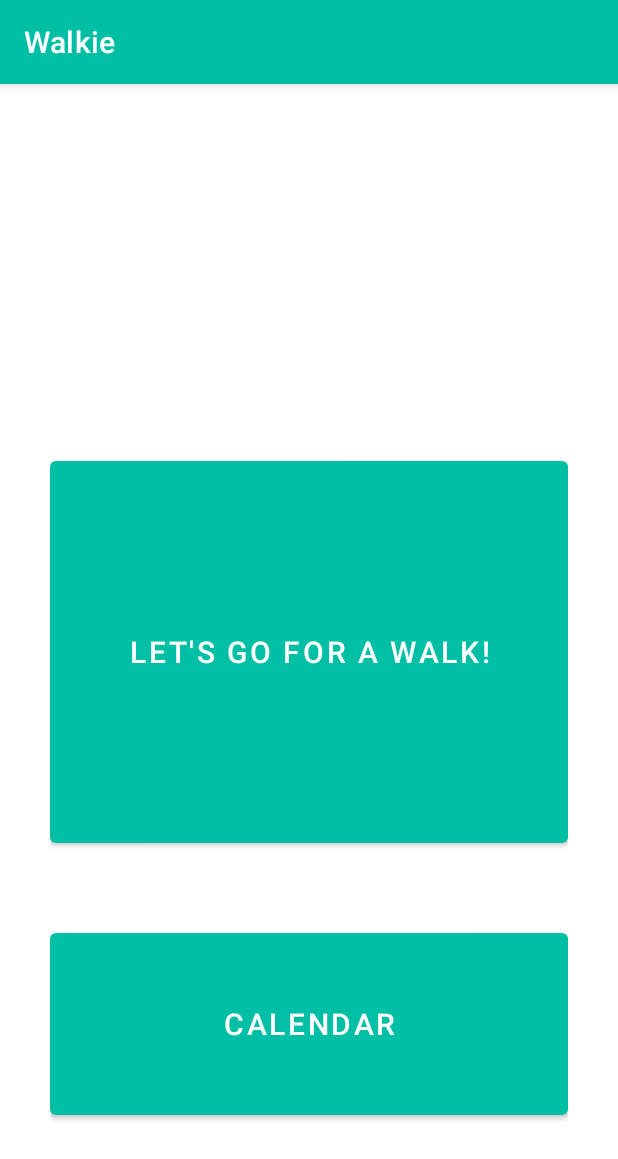
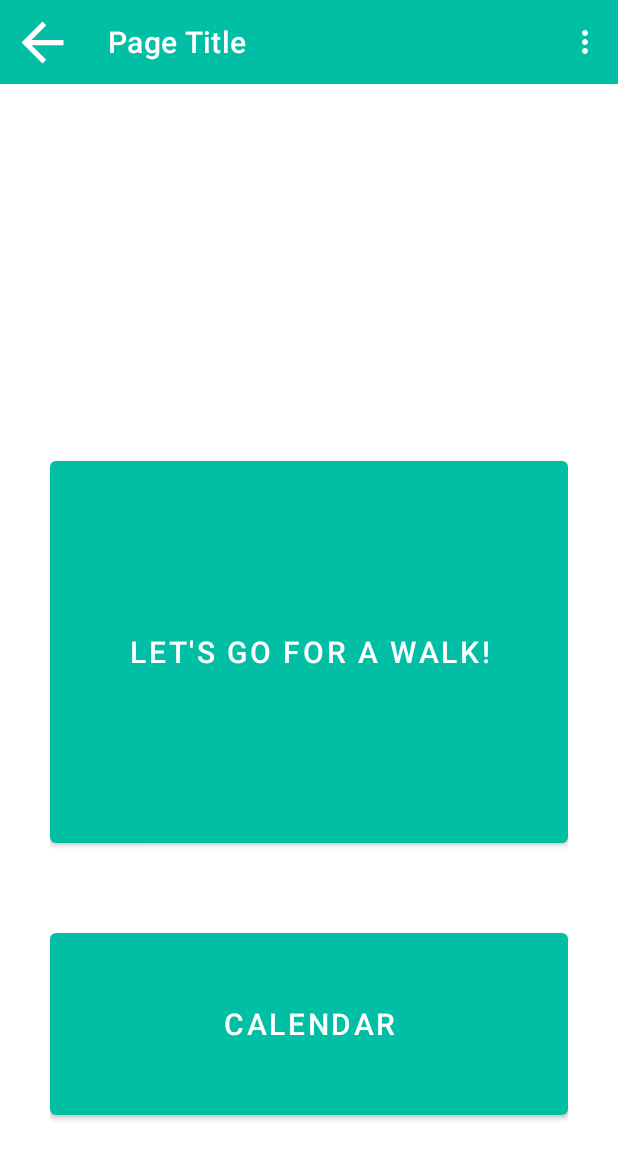
Before and after one commit to soziele/walkie, an Android app: the screen it shows after launch (MainActivity), on a phone screen of 412 x 824 dp. Shown: the top 1159 px of the screen. Run offline under Robolectric (Android 15) with nearby library versions, the phone set to English and light mode, and no system bars; our stand-ins replace Room's generated code.

Commit message:
Added top app bar with dropdown menu

```diff
--- a/app/build.gradle
+++ b/app/build.gradle
@@ -49,20 +49,20 @@ dependencies {
     implementation "org.jetbrains.kotlin:kotlin-stdlib:$kotlin_version"
     implementation 'androidx.core:core-ktx:1.3.2'
     implementation 'androidx.appcompat:appcompat:1.2.0'
-    implementation 'com.google.android.material:material:1.2.1'
+    implementation 'com.google.android.material:material:1.3.0'
     implementation 'com.google.android.gms:play-services-maps:17.0.0'
     implementation 'androidx.constraintlayout:constraintlayout:2.0.4'
-    implementation 'androidx.navigation:navigation-fragment-ktx:2.3.2'
-    implementation 'androidx.navigation:navigation-ui-ktx:2.3.2'
+    implementation 'androidx.navigation:navigation-fragment-ktx:2.3.3'
+    implementation 'androidx.navigation:navigation-ui-ktx:2.3.3'
     implementation 'androidx.legacy:legacy-support-v4:1.0.0'
-    testImplementation 'junit:junit:4.+'
+    testImplementation 'junit:junit:4.13.2'
     androidTestImplementation 'androidx.test.ext:junit:1.1.2'
     androidTestImplementation 'androidx.test.espresso:espresso-core:3.3.0'
     implementation 'com.github.malikdawar:drawroute:1.3'
     implementation 'io.reactivex.rxjava3:rxandroid:3.0.0'
-    implementation 'com.google.android.gms:play-services-location:11.8.0'
+    implementation 'com.google.android.gms:play-services-location:17.1.0'
     annotationProcessor 'androidx.room:room-compiler:2.2.6'
-    implementation 'com.google.code.gson:gson:2.8.5'
+    implementation 'com.google.code.gson:gson:2.8.6'
 
     //room
     def room_version = "2.2.5"
--- /dev/null
+++ b/app/src/main/java/com/example/walkie/AppBarFragment.kt
@@ -0,0 +1,59 @@
+package com.example.walkie
+
+import android.os.Bundle
+import androidx.fragment.app.Fragment
+import android.view.LayoutInflater
+import android.view.View
+import android.view.ViewGroup
+
+// TODO: Rename parameter arguments, choose names that match
+// the fragment initialization parameters, e.g. ARG_ITEM_NUMBER
+private const val ARG_PARAM1 = "param1"
+private const val ARG_PARAM2 = "param2"
+
+/**
+ * A simple [Fragment] subclass.
+ * Use the [AppBarFragment.newInstance] factory method to
+ * create an instance of this fragment.
+ */
+class AppBarFragment : Fragment() {
+    // TODO: Rename and change types of parameters
+    private var param1: String? = null
+    private var param2: String? = null
+
+    override fun onCreate(savedInstanceState: Bundle?) {
+        super.onCreate(savedInstanceState)
+        arguments?.let {
+            param1 = it.getString(ARG_PARAM1)
+            param2 = it.getString(ARG_PARAM2)
+        }
+    }
+
+    override fun onCreateView(
+        inflater: LayoutInflater, container: ViewGroup?,
+        savedInstanceState: Bundle?
+    ): View? {
+        // Inflate the layout for this fragment
+        return inflater.inflate(R.layout.fragment_app_bar, container, false)
+    }
+
+    companion object {
+        /**
+         * Use this factory method to create a new instance of
+         * this fragment using the provided parameters.
+         *
+         * @param param1 Parameter 1.
+         * @param param2 Parameter 2.
+         * @return A new instance of fragment AppBar.
+         */
+        // TODO: Rename and change types and number of parameters
+        @JvmStatic
+        fun newInstance(param1: String, param2: String) =
+            AppBarFragment().apply {
+                arguments = Bundle().apply {
+                    putString(ARG_PARAM1, param1)
+                    putString(ARG_PARAM2, param2)
+                }
+            }
+    }
+}
--- /dev/null
+++ b/app/src/main/res/drawable/ic_back_arrow.xml
@@ -0,0 +1,11 @@
+<?xml version="1.0" encoding="utf-8"?>
+<vector xmlns:android="http://schemas.android.com/apk/res/android"
+    android:width="42dp"
+    android:height="42dp"
+    android:viewportWidth="18.0"
+    android:viewportHeight="18.0">
+
+    <path
+        android:fillColor="@android:color/white"
+        android:pathData="M15 8.25H5.87l4.19-4.19L9 3 3 9l6 6 1.06-1.06-4.19-4.19H15v-1.5z" />
+</vector>
--- /dev/null
+++ b/app/src/main/res/drawable/ic_more.xml
@@ -0,0 +1,11 @@
+<?xml version="1.0" encoding="utf-8"?>
+<vector xmlns:android="http://schemas.android.com/apk/res/android"
+    android:width="16dp"
+    android:height="16dp"
+    android:viewportWidth="16.0"
+    android:viewportHeight="16.0">
+
+    <path
+        android:fillColor="@android:color/white"
+        android:pathData="M9 5.5c.83 0 1.5-.67 1.5-1.5S9.83 2.5 9 2.5 7.5 3.17 7.5 4 8.17 5.5 9 5.5zm0 2c-.83 0-1.5.67-1.5 1.5s.67 1.5 1.5 1.5 1.5-.67 1.5-1.5S9.83 7.5 9 7.5zm0 5c-.83 0-1.5.67-1.5 1.5s.67 1.5 1.5 1.5 1.5-.67 1.5-1.5-.67-1.5-1.5-1.5z" />
+</vector>
--- a/app/src/main/res/layout/activity_main.xml
+++ b/app/src/main/res/layout/activity_main.xml
@@ -7,15 +7,24 @@
     tools:context=".view.MainActivity">
 
     <fragment
+        android:id="@+id/app_bar_fragment"
+        android:name="com.example.walkie.AppBarFragment"
+        android:layout_width="0dp"
+        android:layout_height="wrap_content"
+        app:layout_constraintEnd_toEndOf="parent"
+        app:layout_constraintStart_toStartOf="parent"
+        app:layout_constraintTop_toTopOf="parent" />
+
+    <fragment
         android:id="@+id/nav_host_fragment"
         android:name="androidx.navigation.fragment.NavHostFragment"
-        android:layout_width="fill_parent"
-        android:layout_height="fill_parent"
+        android:layout_width="0dp"
+        android:layout_height="0dp"
+        app:defaultNavHost="true"
         app:layout_constraintBottom_toBottomOf="parent"
         app:layout_constraintEnd_toEndOf="parent"
         app:layout_constraintStart_toStartOf="parent"
-        app:layout_constraintTop_toTopOf="parent"
-        app:defaultNavHost="true"
-        app:navGraph="@navigation/navigation_file"
-   />
+        app:layout_constraintTop_toBottomOf="@+id/app_bar_fragment"
+        app:navGraph="@navigation/navigation_file" />
+
 </androidx.constraintlayout.widget.ConstraintLayout>
--- /dev/null
+++ b/app/src/main/res/layout/fragment_app_bar.xml
@@ -0,0 +1,32 @@
+<?xml version="1.0" encoding="utf-8"?>
+<FrameLayout xmlns:android="http://schemas.android.com/apk/res/android"
+    xmlns:app="http://schemas.android.com/apk/res-auto"
+    xmlns:tools="http://schemas.android.com/tools"
+    android:layout_width="match_parent"
+    android:layout_height="match_parent"
+    tools:context=".AppBarFragment">
+
+    <androidx.coordinatorlayout.widget.CoordinatorLayout
+
+    android:layout_width="match_parent"
+    android:layout_height="match_parent">
+
+    <com.google.android.material.appbar.AppBarLayout
+        android:layout_width="match_parent"
+        android:layout_height="wrap_content">
+
+        <com.google.android.material.appbar.MaterialToolbar
+            android:id="@+id/topAppBar"
+            android:layout_width="match_parent"
+            android:layout_height="?android:attr/actionBarSize"
+            app:title="@string/page_title"
+            app:menu="@menu/top_app_bar"
+            app:navigationIcon="@drawable/ic_back_arrow"
+            style="@style/Widget.MaterialComponents.Toolbar.Primary"
+            />
+
+    </com.google.android.material.appbar.AppBarLayout>
+
+</androidx.coordinatorlayout.widget.CoordinatorLayout>
+
+</FrameLayout>
--- /dev/null
+++ b/app/src/main/res/menu/top_app_bar.xml
@@ -0,0 +1,13 @@
+<?xml version="1.0" encoding="utf-8"?>
+<menu xmlns:android="http://schemas.android.com/apk/res/android">
+
+    <item android:id="@+id/option_1"
+        android:title="@string/option_1" />
+
+    <item android:id="@+id/option_2"
+        android:title="@string/option_2" />
+
+    <item android:id="@+id/option_3"
+        android:title="@string/option_3" />
+
+</menu>
--- a/app/src/main/res/values-night/themes.xml
+++ b/app/src/main/res/values-night/themes.xml
@@ -1,6 +1,6 @@
 <resources xmlns:tools="http://schemas.android.com/tools">
     <!-- Base application theme. -->
-    <style name="Theme.Walkie" parent="Theme.MaterialComponents.DayNight.DarkActionBar">
+    <style name="Theme.Walkie" parent="Theme.MaterialComponents.DayNight.NoActionBar">
         <!-- Primary brand color. -->
         <item name="colorPrimary">@color/purple_200</item>
         <item name="colorPrimaryVariant">@color/purple_700</item>
--- a/app/src/main/res/values/strings.xml
+++ b/app/src/main/res/values/strings.xml
@@ -4,4 +4,10 @@
     <string name="api_key">AIzaSyA5oO3cukyDZ6_scQJExWzrf2nsmZzkITg</string>
     <!-- TODO: Remove or change this placeholder text -->
     <string name="hello_blank_fragment">Hello blank fragment</string>
+    <string name="page_title">Page Title</string>
+    <string name="more">more</string>
+    <string name="content_description_more">cdmore</string>
+    <string name="option_1">option_1</string>
+    <string name="option_2">option_2</string>
+    <string name="option_3">option_3</string>
 </resources>
--- a/app/src/main/res/values/themes.xml
+++ b/app/src/main/res/values/themes.xml
@@ -1,6 +1,6 @@
 <resources xmlns:tools="http://schemas.android.com/tools">
     <!-- Base application theme. -->
-    <style name="Theme.Walkie" parent="Theme.MaterialComponents.DayNight.DarkActionBar">
+    <style name="Theme.Walkie" parent="Theme.MaterialComponents.DayNight.NoActionBar">
         <!-- Primary brand color. -->
         <item name="colorPrimary">#00bfa5</item>
         <item name="colorPrimaryVariant">#008e76</item>
```
